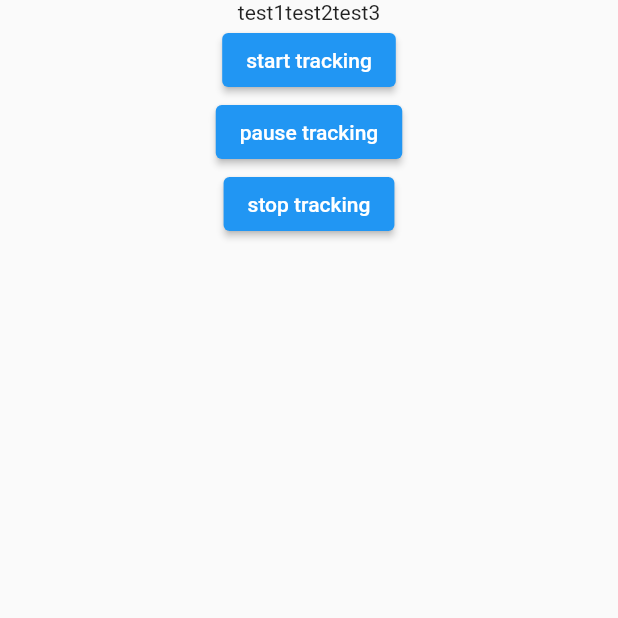
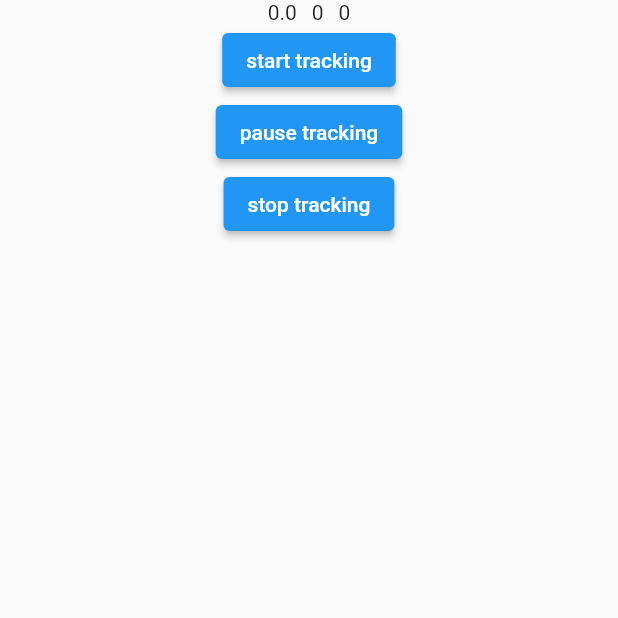
Before and after one commit to AntonScheitler/running_tracker, a Flutter app: the Tracker screen opened directly, after a tap on "start tracking", on a phone screen of 412 x 824 dp, the top half of it. Run offline on Flutter 3.47's test engine with Material 2 defaults, Android fonts, the light colour scheme and no system bars; our stand-ins replace google_maps_flutter, location.

Commit message:
time, speed and distance tracking added

```diff
--- a/lib/pages/future_features/map.dart
+++ b/lib/pages/future_features/map.dart
@@ -1,5 +1,3 @@
-import 'dart:async';
-
 import 'package:flutter/material.dart';
 import 'package:google_maps_flutter/google_maps_flutter.dart';
 import 'package:location/location.dart';
--- a/lib/pages/recorder/tracker.dart
+++ b/lib/pages/recorder/tracker.dart
@@ -1,4 +1,10 @@
+import "dart:async";
+import "dart:math";
+
 import "package:flutter/material.dart";
+import "package:google_maps_flutter/google_maps_flutter.dart";
+import "../../utils/handle_location.dart";
+import "package:location/location.dart";
 
 class Tracker extends StatefulWidget {
   const Tracker({super.key});
@@ -8,6 +14,63 @@ class Tracker extends StatefulWidget {
 }
 
 class _TrackerState extends State<Tracker> {
+  late Timer timer;
+  bool running = false;
+
+  Duration duration = Duration.zero;
+  double speed = 0.0;
+  late LatLng lastPosition;
+  double distance = 0.0;
+
+  void startTracking() {
+    if (!running) {
+      getCurrentLocation().then((location) {
+        lastPosition = LatLng(location.latitude!, location.longitude!);
+        timer = Timer.periodic(const Duration(seconds: 1), (timer) {
+          setState(() {
+            duration = Duration(seconds: duration.inSeconds + 1);
+            getCurrentLocation().then((currentPosition) {
+              speed = currentPosition.speed!;
+              double p1 = lastPosition.latitude / 180;
+              double p2 = currentPosition.latitude! / 180;
+              double l1 = lastPosition.longitude / 180;
+              double l2 = currentPosition.longitude! / 180;
+
+              distance += (2 * 6378137.00) *
+                  sqrt(pow(sin((p2 - p1) / 2), 2) +
+                      (cos(p1) * cos(p2) * pow(sin((l2 - l1) / 2), 2)));
+
+              lastPosition =
+                  LatLng(currentPosition.latitude!, currentPosition.longitude!);
+            });
+          });
+        });
+      });
+
+      running = true;
+    }
+  }
+
+  void pauseTracking() {
+    timer.cancel();
+    running = false;
+  }
+
+  void stopTracking() {
+    timer.cancel();
+    setState(() {
+      duration = Duration.zero;
+      speed = 0.0;
+      distance = 0.0;
+    });
+    running = false;
+  }
+
+  @override
+  void initState() {
+    super.initState();
+  }
+
   @override
   Widget build(BuildContext context) {
     return Scaffold(
@@ -16,18 +79,29 @@ class _TrackerState extends State<Tracker> {
         child: Column(
           children: [
             Center(
-              child: Row(
-                mainAxisAlignment: MainAxisAlignment.center,
-                children: const [Text("test1"), Text("test2"), Text("test3")],
+              child: Wrap(
+                spacing: 10,
+                alignment: WrapAlignment.center,
+                children: [
+                  Text(speed.toStringAsFixed(1)),
+                  Text(distance.toStringAsFixed(0)),
+                  Text(duration.inSeconds.toString())
+                ],
               ),
             ),
             ElevatedButton(
-                onPressed: () {}, child: const Text("start tracking")),
-            ElevatedButton(
-                onPressed: () {}, child: const Text("pause tracking")),
+                onPressed: () {
+                  startTracking();
+                },
+                child: const Text("start tracking")),
             ElevatedButton(
                 onPressed: () {
-                  Navigator.of(context).pop();
+                  pauseTracking();
+                },
+                child: const Text("pause tracking")),
+            ElevatedButton(
+                onPressed: () {
+                  stopTracking();
                 },
                 child: const Text("stop tracking")),
           ],
```
